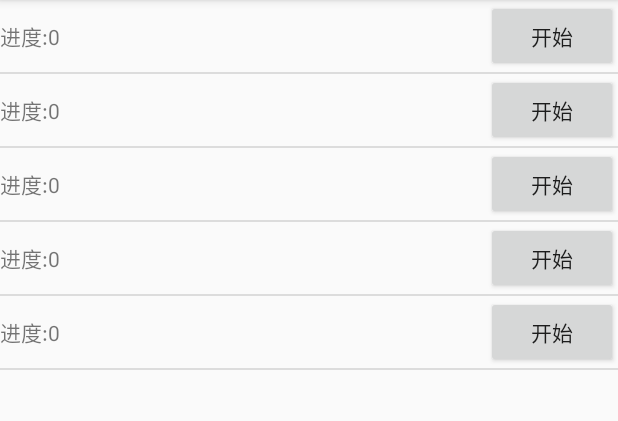
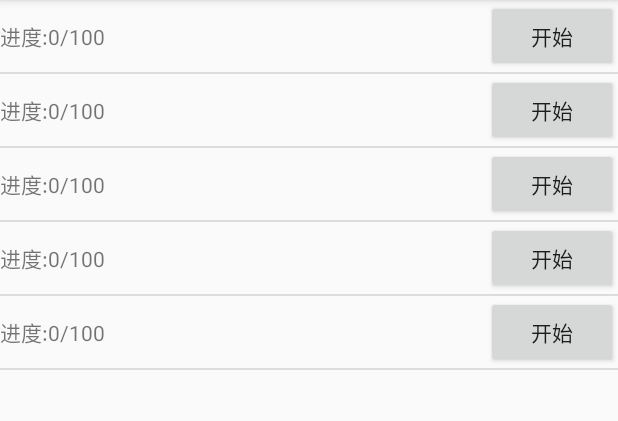
Before and after one commit to yzytmac/YzyDownloadFrame, an Android app: the screen it shows after launch (MainActivity), on a phone screen of 412 x 824 dp, the part 84-505 px from its top. Run offline under Robolectric (Android 15) with nearby library versions, the phone set to English and light mode, and no system bars.

Commit message:
优化显示

```diff
--- a/app/src/main/java/com/example/yzy/yzydownloadframe/MainActivity.java
+++ b/app/src/main/java/com/example/yzy/yzydownloadframe/MainActivity.java
@@ -1,10 +1,8 @@
 package com.example.yzy.yzydownloadframe;
 
+import android.os.Bundle;
 import android.support.v7.app.AppCompatActivity;
-import android.os.Bundle;
 import android.util.Log;
-import android.view.View;
-import android.widget.Button;
 import android.widget.ListView;
 
 import com.example.yzydownloads.DataObserver;
--- a/app/src/main/java/com/example/yzy/yzydownloadframe/MyAdapter.java
+++ b/app/src/main/java/com/example/yzy/yzydownloadframe/MyAdapter.java
@@ -58,12 +58,12 @@ public class MyAdapter extends BaseAdapter {
         }
         vHolder = (ViewHolder) pView.getTag();
         final DownLoadEntity vEntity = mDatas.get(position);
-        vHolder.tv.setText("进度:"+(vEntity.currentLength/ vEntity.totalLength));
+        vHolder.tv.setText("进度:"+vEntity.currentLength+"/"+ vEntity.totalLength);
         if(vEntity.status == DownLoadEntity.DownLoadStatus.idle) {
             vHolder.bt.setText("开始");
+        }else if(vEntity.status == DownLoadEntity.DownLoadStatus.downloading) {
+            vHolder.bt.setText("暂停");
         }else if(vEntity.status == DownLoadEntity.DownLoadStatus.pause) {
-            vHolder.bt.setText("暂停");
-        }else if(vEntity.status == DownLoadEntity.DownLoadStatus.resume) {
             vHolder.bt.setText("恢复");
         }
         vHolder.bt.setOnClickListener(new View.OnClickListener() {
```
